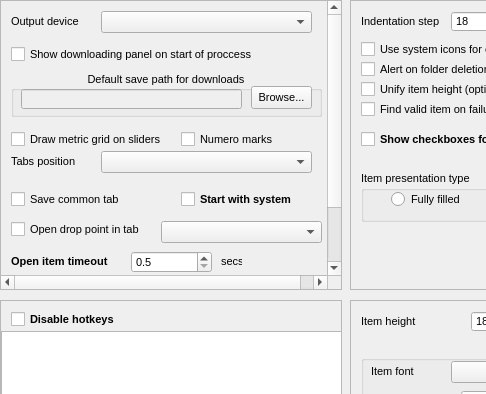
Before: the Qt Designer form dialogs/settings_dialog.ui in jeyboy/playo3, drawn with Qt 5; both pictures show x 0 to 486 and y 0 to 394 of the 1050 by 949 pixel window.
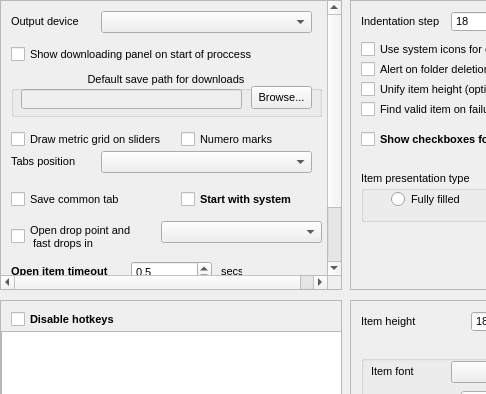
After: the same form once the commit is applied.

Patch:
```diff
--- a/dialogs/settings_dialog.ui
+++ b/dialogs/settings_dialog.ui
@@ -1254,7 +1254,7 @@
     <property name="geometry">
      <rect>
       <x>0</x>
-      <y>0</y>
+      <y>-79</y>
       <width>340</width>
       <height>350</height>
      </rect>
@@ -1286,7 +1286,7 @@
      <property name="geometry">
       <rect>
        <x>10</x>
-       <y>250</y>
+       <y>260</y>
        <width>111</width>
        <height>21</height>
       </rect>
@@ -1319,7 +1319,7 @@
      <property name="geometry">
       <rect>
        <x>220</x>
-       <y>250</y>
+       <y>260</y>
        <width>21</width>
        <height>21</height>
       </rect>
@@ -1464,18 +1464,19 @@
        <x>10</x>
        <y>220</y>
        <width>141</width>
-       <height>17</height>
+       <height>31</height>
       </rect>
      </property>
      <property name="text">
-      <string>Open drop point in tab</string>
+      <string>Open drop point and 
+ fast drops in</string>
      </property>
     </widget>
     <widget class="QDoubleSpinBox" name="openTimeOut">
      <property name="geometry">
       <rect>
        <x>130</x>
-       <y>250</y>
+       <y>260</y>
        <width>81</width>
        <height>22</height>
       </rect>
```
Left out of the diff: 8 changed lines with no effect on the pictures.
